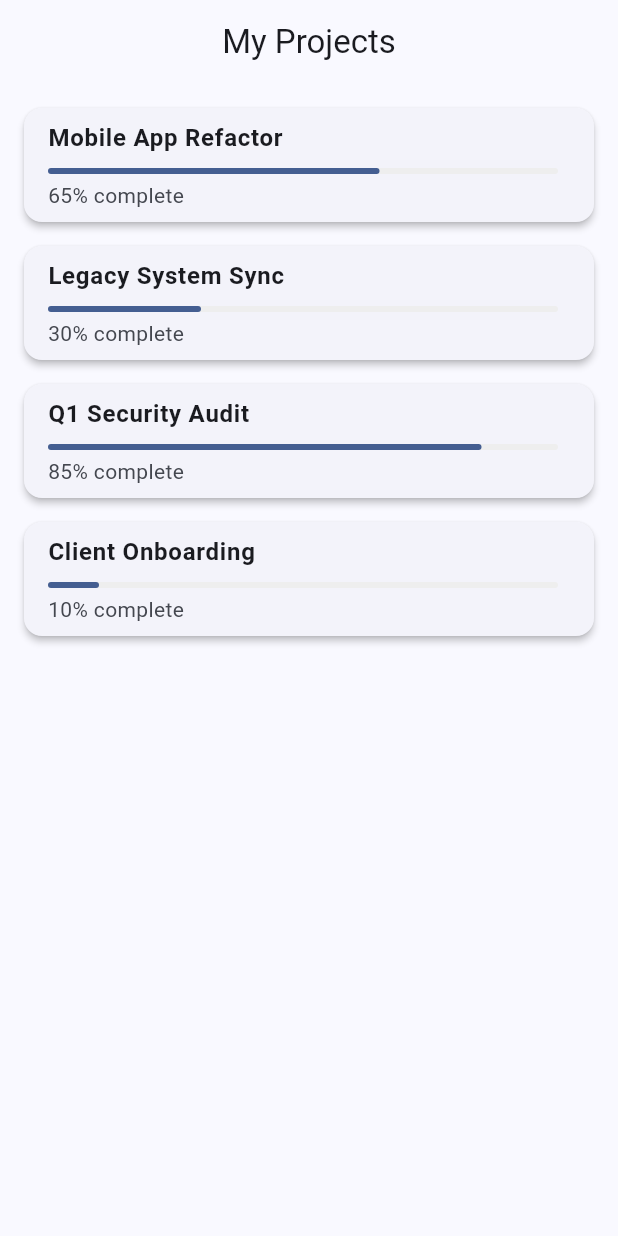
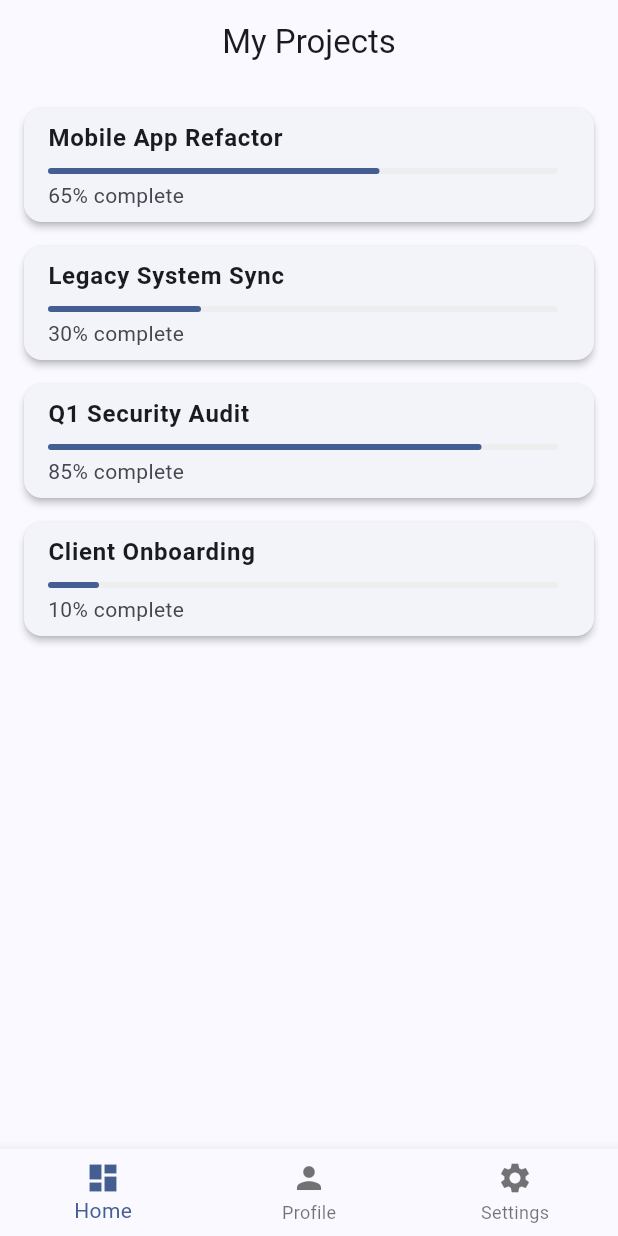
Before and after one commit to AniketS1712/flutter-nav-complexity-study, a Flutter app: the screen it shows after launch, after a tap on "Login", on a phone screen of 412 x 824 dp. Run offline on Flutter 3.47's test engine with Material 3 defaults, Android fonts, the phone set to English and light mode, and no system bars; our stand-ins replace go_router.

Commit message:
feat(go_router): stage 2 - stateful shell routes for nested nav

```diff
--- a/lib/navigation/app_router.dart
+++ b/lib/navigation/app_router.dart
@@ -1,6 +1,8 @@
+import 'package:flutter/material.dart';
 import 'package:go_router/go_router.dart';
 import 'package:nav_complexit_ystudy/screens/login_screen.dart';
 import 'package:nav_complexit_ystudy/screens/dashboard_screen.dart';
+import 'package:nav_complexit_ystudy/screens/profile_screen.dart';
 
 final GoRouter appRouter = GoRouter(
   initialLocation: '/',
@@ -9,9 +11,38 @@ final GoRouter appRouter = GoRouter(
       path: '/',
       builder: (context, state) => const LoginScreen(),
     ),
-    GoRoute(
-      path: '/dashboard',
-      builder: (context, state) => DashboardScreen(),
+    StatefulShellRoute.indexedStack(
+      builder: (context, state, navigationShell) {
+        return DashboardScreen(navigationShell: navigationShell);
+      },
+      branches: [
+        StatefulShellBranch(
+          routes: [
+            GoRoute(
+              path: '/dashboard',
+              builder: (context, state) => ProjectsListScreen(),
+            ),
+          ],
+        ),
+        StatefulShellBranch(
+          routes: [
+            GoRoute(
+              path: '/profile',
+              builder: (context, state) => const ProfileScreen(),
+            ),
+          ],
+        ),
+        StatefulShellBranch(
+          routes: [
+            GoRoute(
+              path: '/settings',
+              builder: (context, state) => const Scaffold(
+                body: Center(child: Text('Settings Placeholder')),
+              ),
+            ),
+          ],
+        ),
+      ],
     ),
   ],
 );
--- a/lib/screens/dashboard_screen.dart
+++ b/lib/screens/dashboard_screen.dart
@@ -1,7 +1,35 @@
 import 'package:flutter/material.dart';
+import 'package:go_router/go_router.dart';
 import 'package:nav_complexit_ystudy/models/project.dart';
 
 class DashboardScreen extends StatelessWidget {
+  final StatefulNavigationShell navigationShell;
+
+  const DashboardScreen({super.key, required this.navigationShell});
+
+  @override
+  Widget build(BuildContext context) {
+    return Scaffold(
+      body: navigationShell,
+      bottomNavigationBar: BottomNavigationBar(
+        currentIndex: navigationShell.currentIndex,
+        onTap: (index) {
+          navigationShell.goBranch(
+            index,
+            initialLocation: index == navigationShell.currentIndex,
+          );
+        },
+        items: const [
+          BottomNavigationBarItem(icon: Icon(Icons.dashboard), label: 'Home'),
+          BottomNavigationBarItem(icon: Icon(Icons.person), label: 'Profile'),
+          BottomNavigationBarItem(icon: Icon(Icons.settings), label: 'Settings'),
+        ],
+      ),
+    );
+  }
+}
+
+class ProjectsListScreen extends StatelessWidget {
   final List<Project> projects = [
     Project(id: '1', name: 'Mobile App Refactor', progress: 0.65),
     Project(id: '2', name: 'Legacy System Sync', progress: 0.30),
@@ -9,7 +37,7 @@ class DashboardScreen extends StatelessWidget {
     Project(id: '4', name: 'Client Onboarding', progress: 0.10),
   ];
 
-  DashboardScreen({super.key});
+  ProjectsListScreen({super.key});
 
   @override
   Widget build(BuildContext context) {
```
